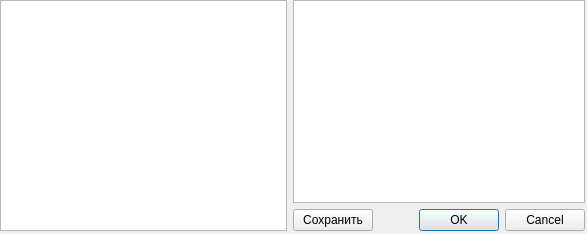
nio-kun/timetable, file services.ui: the form before one commit.
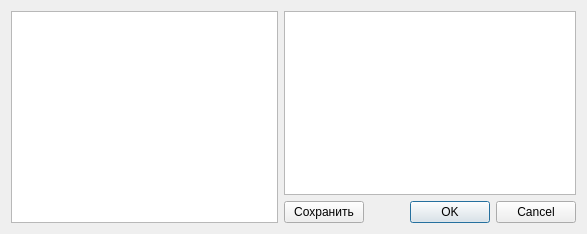
The form after the commit.

Patch:
```diff
--- a/services.ui
+++ b/services.ui
@@ -13,15 +13,8 @@
   <property name="windowTitle">
    <string>Dialog</string>
   </property>
-  <widget class="QWidget" name="layoutWidget">
-   <property name="geometry">
-    <rect>
-     <x>0</x>
-     <y>0</y>
-     <width>585</width>
-     <height>231</height>
-    </rect>
-   </property>
+  <layout class="QGridLayout" name="gridLayout">
+   <item row="0" column="0">
    <layout class="QHBoxLayout" name="horizontalLayout">
     <item>
      <widget class="QListView" name="listView"/>
@@ -68,7 +61,8 @@
      </layout>
     </item>
    </layout>
-  </widget>
+   </item>
+  </layout>
  </widget>
  <resources/>
  <connections/>
```
Left out of the diff: 2 changed lines with no effect on the pictures. Lines whose indentation alone changed are shown as unchanged.
